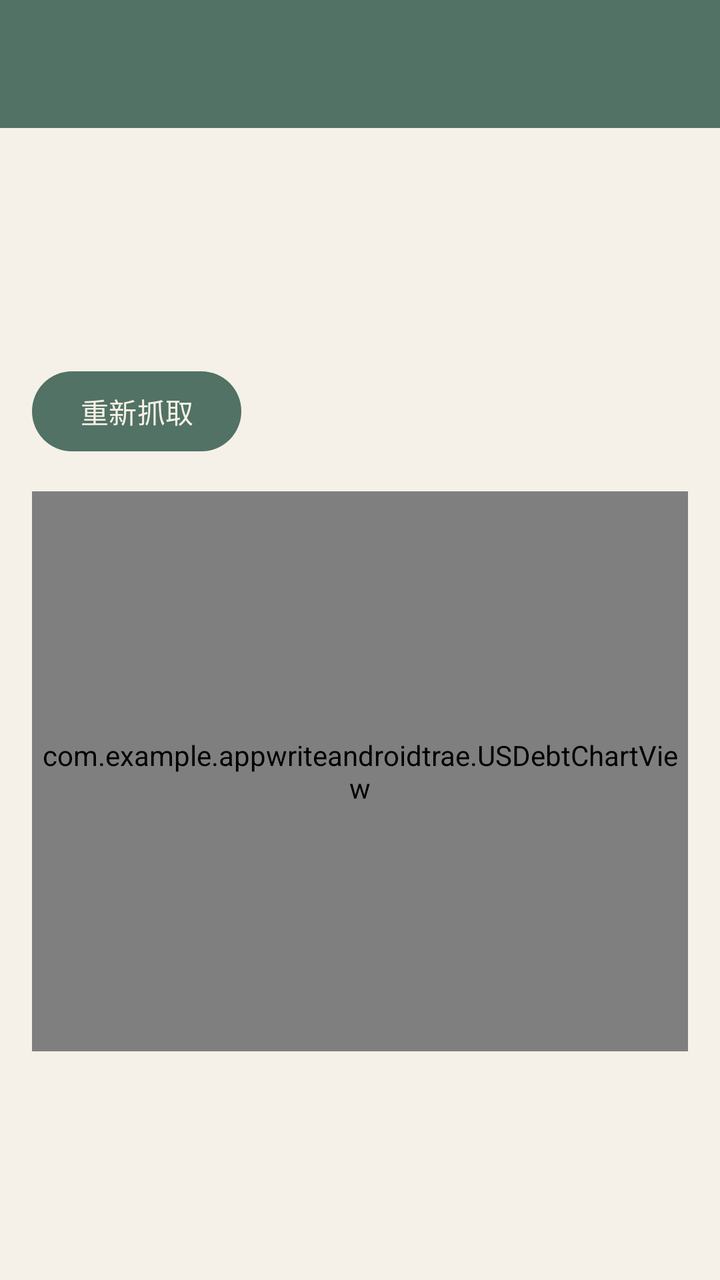
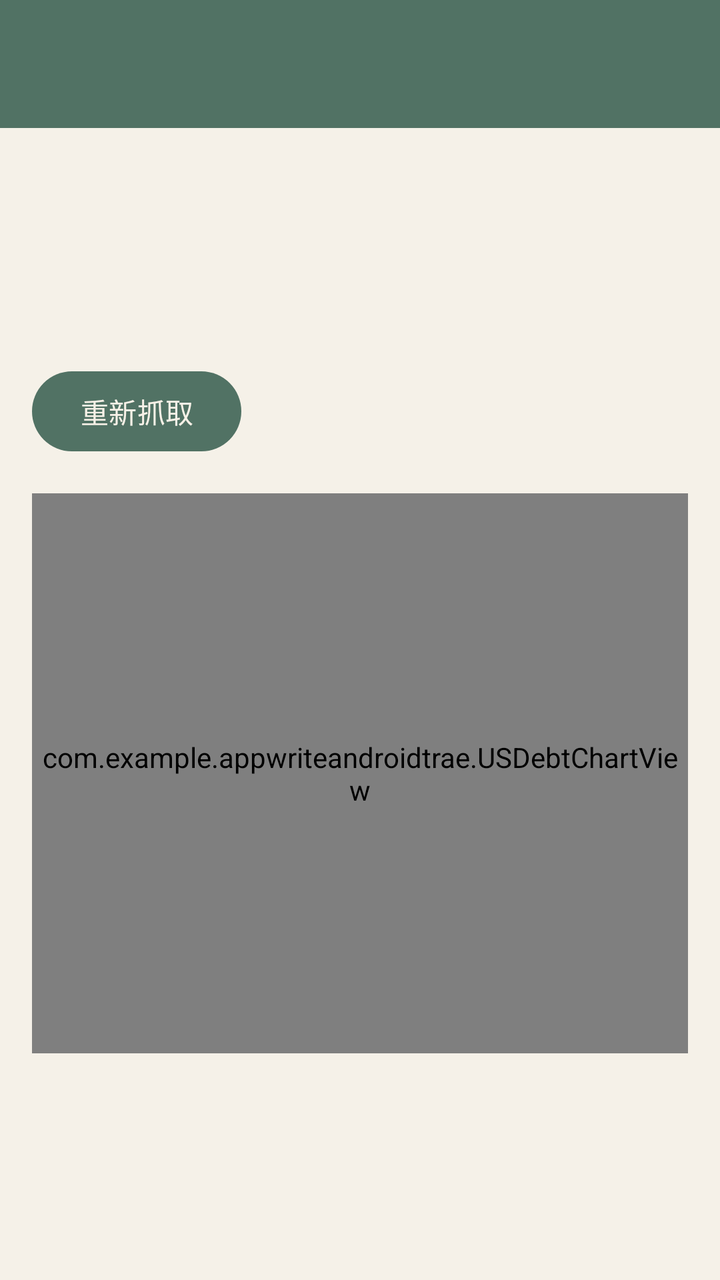

Compare the two renders of this Android layout. The source of the first and the diff that turns it into the second are given below.
<!-- AndroidManifest.xml: application theme Theme.Appwriteandroidtrae -->
<!-- res/layout/activity_us_debt.xml -->
<?xml version="1.0" encoding="utf-8"?>
<LinearLayout xmlns:android="http://schemas.android.com/apk/res/android"
    xmlns:app="http://schemas.android.com/apk/res-auto"
    android:layout_width="match_parent"
    android:layout_height="match_parent"
    android:orientation="vertical">

    <com.google.android.material.appbar.MaterialToolbar
        android:id="@+id/toolbar"
        android:layout_width="match_parent"
        android:layout_height="wrap_content"
        android:minHeight="?attr/actionBarSize"
        android:background="@color/purple_500"
        android:theme="@style/ThemeOverlay.AppCompat.Dark.ActionBar"
        app:popupTheme="@style/ThemeOverlay.AppCompat.Light"
        app:titleTextColor="@android:color/white" />

    <ScrollView
        android:layout_width="match_parent"
        android:layout_height="match_parent">

        <LinearLayout
            android:layout_width="match_parent"
            android:layout_height="wrap_content"
            android:orientation="vertical"
            android:padding="16dp">

            <TextView
                android:id="@+id/textDebtSource"
                android:layout_width="match_parent"
                android:layout_height="wrap_content"
                android:textColor="@android:color/darker_gray"
                android:textSize="13sp" />

            <TextView
                android:id="@+id/textLatestDebt"
                android:layout_width="match_parent"
                android:layout_height="wrap_content"
                android:layout_marginTop="12dp"
                android:textColor="@android:color/black"
                android:textSize="24sp"
                android:textStyle="bold" />

            <TextView
                android:id="@+id/textDebtLastFetched"
                android:layout_width="match_parent"
                android:layout_height="wrap_content"
                android:layout_marginTop="6dp"
                android:textColor="@android:color/black"
                android:textSize="16sp" />

            <Button
                android:id="@+id/buttonRefreshDebt"
                android:layout_width="wrap_content"
                android:layout_height="wrap_content"
                android:layout_marginTop="12dp"
                android:text="@string/us_debt_refresh" />

            <ProgressBar
                android:id="@+id/progressBarDebt"
                android:layout_width="wrap_content"
                android:layout_height="wrap_content"
                android:layout_gravity="center_horizontal"
                android:layout_marginTop="12dp"
                android:visibility="gone" />

            <TextView
                android:id="@+id/textDebtError"
                android:layout_width="match_parent"
                android:layout_height="wrap_content"
                android:layout_marginTop="12dp"
                android:textColor="@android:color/holo_red_dark"
                android:visibility="gone" />

            <com.example.appwriteandroidtrae.USDebtChartView
                android:id="@+id/usDebtChart"
                android:layout_width="match_parent"
                android:layout_height="280dp"
                android:layout_marginTop="16dp"
                android:background="@android:color/white" />

        </LinearLayout>
    </ScrollView>

</LinearLayout>
<!-- resources referenced by this layout -->
<resources>
  <color name="purple_500">#FF517264</color>
  <string name="us_debt_refresh">重新抓取</string>
  <style name="Theme.Appwriteandroidtrae" parent="Base.Theme.Appwriteandroidtrae" />
  <style name="Base.Theme.Appwriteandroidtrae" parent="Theme.Material3.Light.NoActionBar">
          <item name="colorPrimary">@color/sage_700</item>
          <item name="colorOnPrimary">@color/sand_50</item>
          <item name="colorSecondary">@color/accent_gold</item>
          <item name="colorTertiary">@color/accent_coral</item>
          <item name="android:colorBackground">@color/surface_base</item>
          <item name="colorSurface">@color/surface_high</item>
          <item name="colorOnSurface">@color/slate_950</item>
          <item name="colorSurfaceVariant">@color/seafoam_100</item>
          <item name="colorOutline">@color/surface_outline</item>
          <item name="android:statusBarColor">@android:color/transparent</item>
          <item name="android:navigationBarColor">@color/surface_base</item>
          <item name="android:windowLightStatusBar">true</item>
          <item name="android:windowLightNavigationBar">true</item>
      </style>
  <color name="sage_700">#FF517264</color>
  <color name="sand_50">#FFF7F1E7</color>
  <color name="accent_gold">#FFC6A36A</color>
  <color name="accent_coral">#FFD88876</color>
  <color name="surface_base">#FFF5F1E8</color>
  <color name="surface_high">#FFFDF9F3</color>
  <color name="slate_950">#FF1F2724</color>
  <color name="seafoam_100">#FFDDEAE2</color>
  <color name="surface_outline">#1A1F2724</color>
</resources>

<!-- the commit's change to res/layout/activity_us_debt.xml (unified diff, before → after) -->
@@ -72,6 +72,12 @@
                 android:textColor="@android:color/holo_red_dark"
                 android:visibility="gone" />
 
+            <WebView
+                android:id="@+id/webViewDebt"
+                android:layout_width="1dp"
+                android:layout_height="1dp"
+                android:visibility="invisible" />
+
             <com.example.appwriteandroidtrae.USDebtChartView
                 android:id="@+id/usDebtChart"
                 android:layout_width="match_parent"
